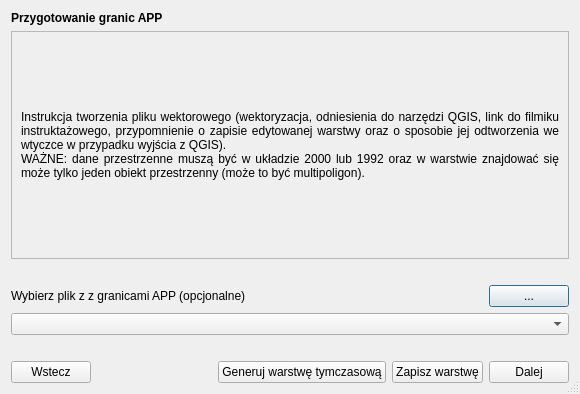
Old version of the form modules/app/views/ui/wektor_instrukcja_dialog_base.ui in the repository envirosolutionspl/wtyczka_qgis_app.
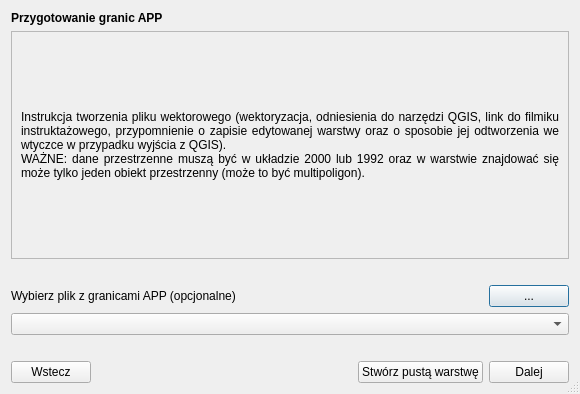
New version of the form. Custom widgets are drawn as their Qt base class.

What changed in the file:
```diff
--- a/modules/app/views/ui/wektor_instrukcja_dialog_base.ui
+++ b/modules/app/views/ui/wektor_instrukcja_dialog_base.ui
@@ -87,7 +87,7 @@
        <item>
         <widget class="QLabel" name="addAppShp_lbl">
          <property name="text">
-          <string>Wybierz plik z z granicami APP (opcjonalne)</string>
+          <string>Wybierz plik z granicami APP (opcjonalne)</string>
          </property>
          <property name="margin">
           <number>0</number>
@@ -158,14 +158,7 @@
        <item>
         <widget class="QPushButton" name="generateTemporaryLayer_btn">
          <property name="text">
-          <string>Generuj warstwę tymczasową</string>
-         </property>
-        </widget>
-       </item>
-       <item>
-        <widget class="QPushButton" name="saveLayer_btn">
-         <property name="text">
-          <string>Zapisz warstwę</string>
+          <string>Stwórz pustą warstwę</string>
          </property>
         </widget>
        </item>
```
